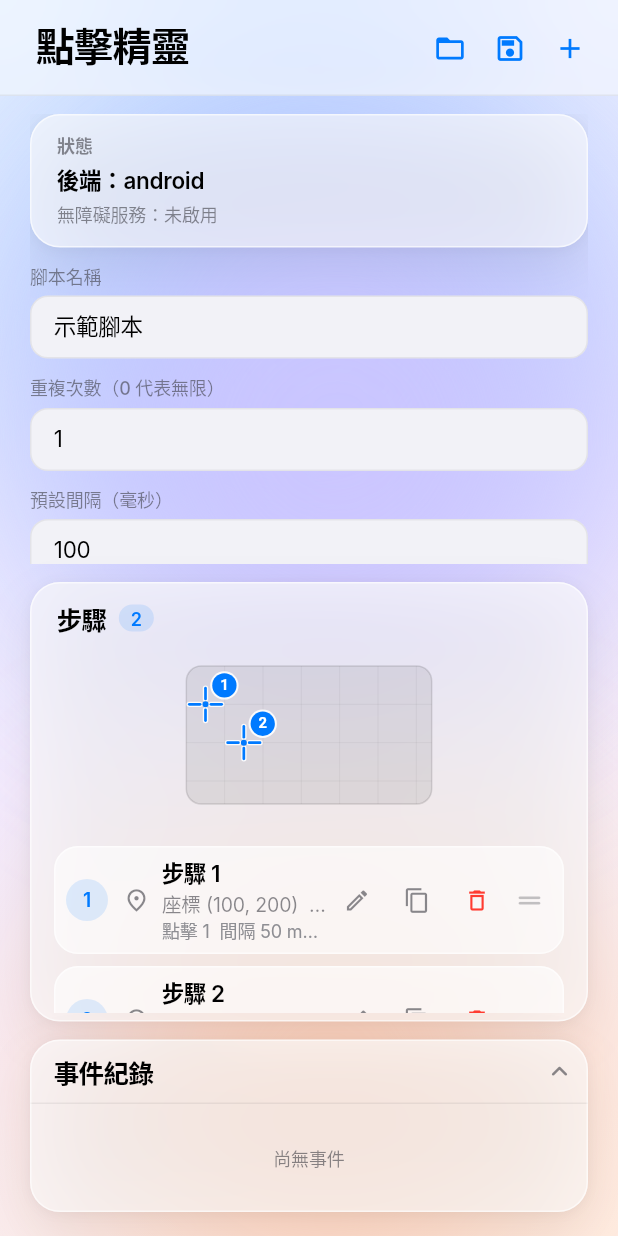
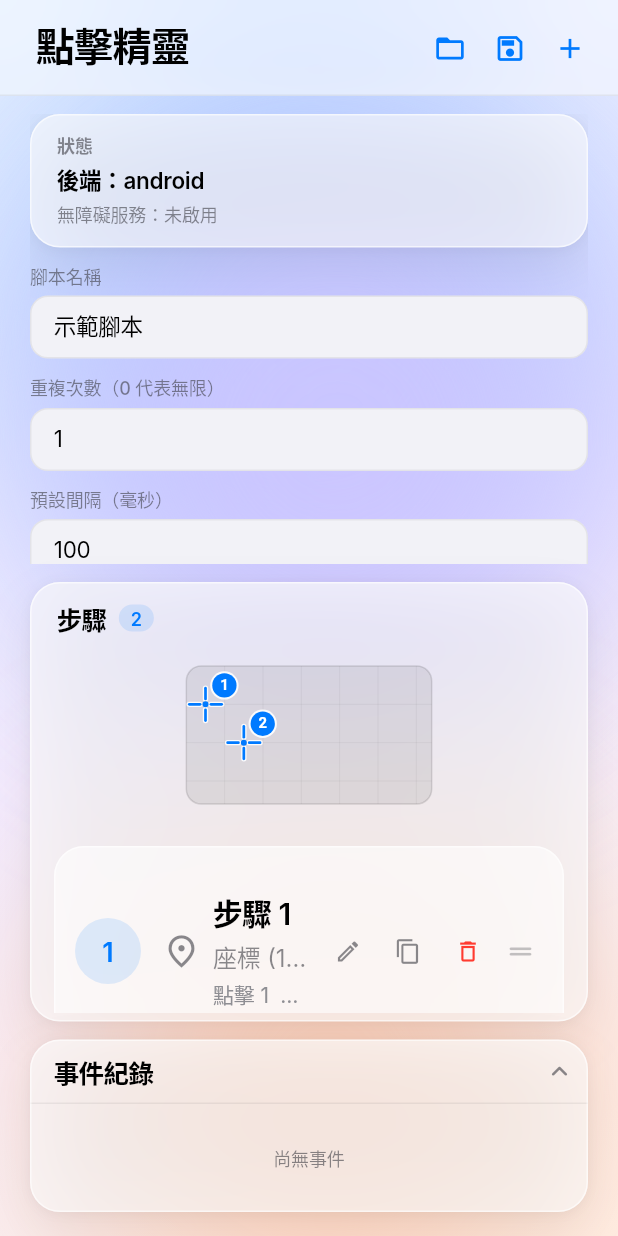
Before and after one commit to Shuhimoon/click-spirit, a Flutter app: the screen it shows after launch, on a phone screen of 412 x 824 dp. Run offline on Flutter 3.47's test engine with Material 3 defaults, Android fonts, the phone set to English and light mode, and no system bars; missing offline and left inert: dart:ffi, file_selector; Roboto replaces fonts that are missing (SF Pro Text).

Commit message:
feat(ui): double step tile height (70 -> 140 px) with larger badge and text
Step tiles are rows in a vertical list, so their length is the height.
Adds a widget test that pins the doubled size.

```diff
--- a/app/lib/ui/step_list.dart
+++ b/app/lib/ui/step_list.dart
@@ -79,6 +79,13 @@ String stepDetails(Step step) {
   return '點擊 $clicks  間隔 ${step.intervalMs} ms  重複 ${step.effectiveRepeat}  按住 ${step.holdMs} ms';
 }
 
+/// Height of one step tile before it was doubled (measured: 70 logical px).
+const double kLegacyStepTileHeight = 70;
+
+/// Step tiles are rows in a vertical list, so "twice as long" doubles the
+/// main-axis size: the tile height goes from 70 to 140.
+const double kStepTileHeight = kLegacyStepTileHeight * 2;
+
 class StepList extends StatelessWidget {
   const StepList({
     super.key,
@@ -149,23 +156,27 @@ class StepList extends StatelessWidget {
         return Padding(
           key: ValueKey(row.id),
           padding: const EdgeInsets.symmetric(vertical: 4),
+          child: SizedBox(
+            height: kStepTileHeight,
             child: GlassPanel(
-            radius: 16,
+              key: ValueKey('step-tile-$index'),
+              radius: 20,
               sigma: 12,
               shadow: false,
               tint: tint,
-            padding: const EdgeInsets.symmetric(horizontal: 8, vertical: 8),
+              padding: const EdgeInsets.symmetric(horizontal: 14, vertical: 12),
               child: InkWell(
                 onTap: () => onSelect(index),
-              borderRadius: BorderRadius.circular(12),
+                borderRadius: BorderRadius.circular(14),
                 child: Row(
                   children: [
                     _badge(index + 1, active),
-                  const SizedBox(width: 10),
-                  Icon(stepKindIcon(step), size: 18, color: ClickSpiritColors.secondary(context)),
+                    const SizedBox(width: 14),
+                    Icon(stepKindIcon(step), size: 26, color: ClickSpiritColors.secondary(context)),
                     const SizedBox(width: 8),
                     Expanded(
                       child: Column(
+                        mainAxisAlignment: MainAxisAlignment.center,
                         crossAxisAlignment: CrossAxisAlignment.start,
                         children: [
                           Text(
@@ -174,31 +185,32 @@ class StepList extends StatelessWidget {
                             maxLines: 1,
                             overflow: TextOverflow.ellipsis,
                             style: TextStyle(
-                            fontSize: 15,
+                              fontSize: 20,
                               fontWeight: FontWeight.w600,
-                            letterSpacing: -0.3,
+                              letterSpacing: -0.4,
                               height: 1.25,
                               color: ClickSpiritColors.label(context),
                             ),
                           ),
-                        const SizedBox(height: 2),
+                          const SizedBox(height: 6),
                           Text(
                             stepWhere(step),
                             key: ValueKey('step-summary-$index'),
                             maxLines: 1,
                             overflow: TextOverflow.ellipsis,
                             style: TextStyle(
-                            fontSize: 13,
+                              fontSize: 16,
                               height: 1.3,
                               color: ClickSpiritColors.secondary(context),
                             ),
                           ),
+                          const SizedBox(height: 4),
                           Text(
                             stepDetails(step),
                             maxLines: 1,
                             overflow: TextOverflow.ellipsis,
                             style: const TextStyle(
-                            fontSize: 12,
+                              fontSize: 14,
                               height: 1.3,
                               color: ClickSpiritColors.systemGray,
                             ),
@@ -211,7 +223,8 @@ class StepList extends StatelessWidget {
                       _repetitionBadge(activeRepetition + 1, step.effectiveRepeat),
                     ],
                     _action('編輯', Icons.edit_outlined, ClickSpiritColors.secondary(context), () => onEdit(index)),
-                  _action('複製', Icons.content_copy_outlined, ClickSpiritColors.secondary(context), () => onDuplicate(index)),
+                    _action('複製', Icons.content_copy_outlined, ClickSpiritColors.secondary(context),
+                        () => onDuplicate(index)),
                     _action('刪除', Icons.delete_outline, ClickSpiritColors.systemRed, () => onDelete(index)),
                     ReorderableDragStartListener(
                       index: index,
@@ -228,6 +241,7 @@ class StepList extends StatelessWidget {
                 ),
               ),
             ),
+          ),
         );
       },
     );
@@ -235,8 +249,8 @@ class StepList extends StatelessWidget {
 
   Widget _badge(int number, bool active) {
     return Container(
-      width: 28,
-      height: 28,
+      width: 44,
+      height: 44,
       alignment: Alignment.center,
       decoration: BoxDecoration(
         color: active ? ClickSpiritColors.systemBlue : ClickSpiritColors.systemBlue.withValues(alpha: 0.12),
@@ -245,7 +259,7 @@ class StepList extends StatelessWidget {
       child: Text(
         '$number',
         style: TextStyle(
-          fontSize: 13,
+          fontSize: 18,
           fontWeight: FontWeight.w600,
           height: 1,
           color: active ? Colors.white : ClickSpiritColors.systemBlue,
```
Also changed, not shown: 2 other files. Lines whose indentation alone changed are shown as unchanged.
